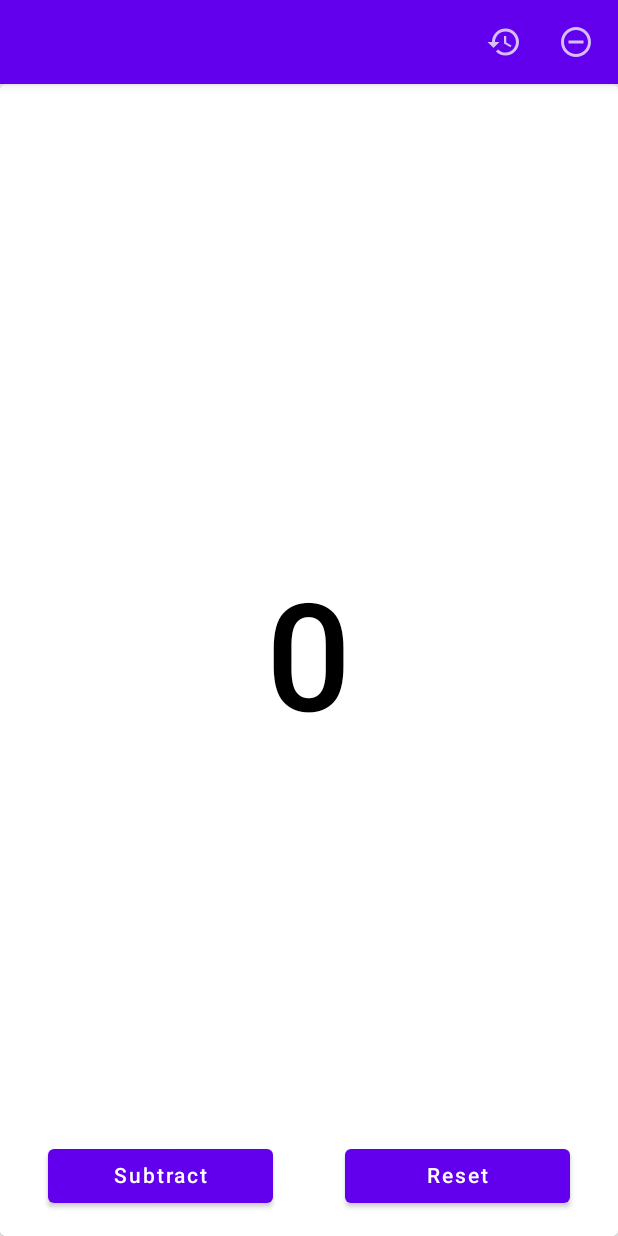
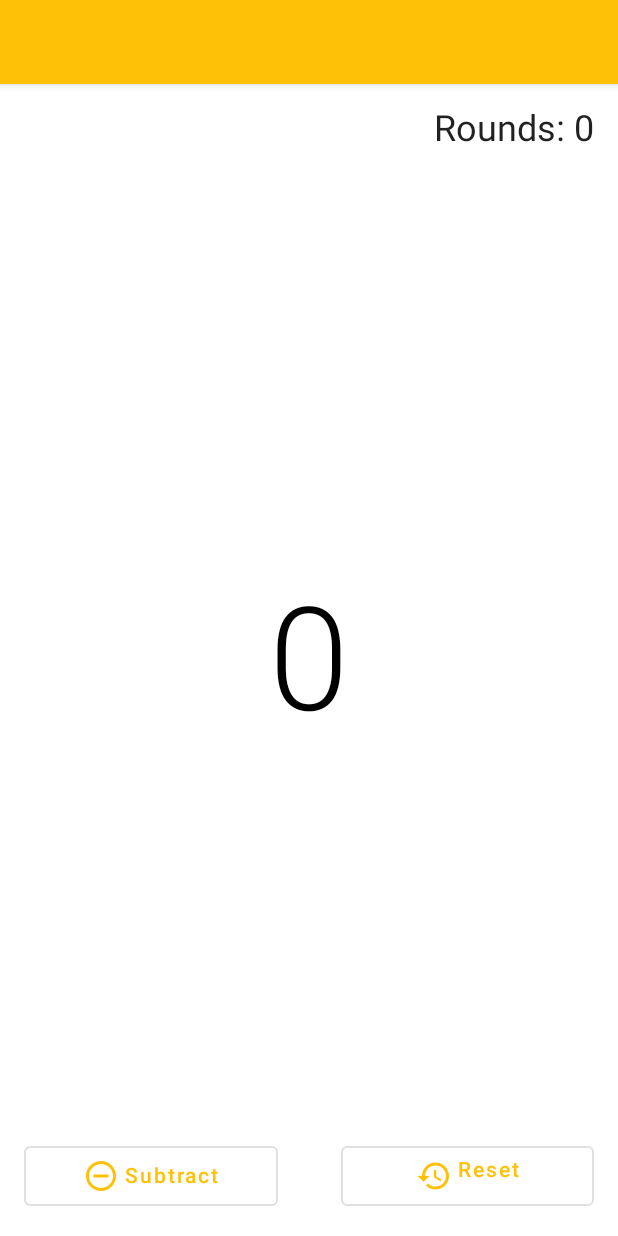
Before and after one commit to sudopk/Counter, an Android app built with Jetpack Compose: the screen it shows after launch (CounterMainActivity), on a phone screen of 412 x 824 dp. Run offline under Robolectric (Android 15) with nearby library versions, the phone set to English and light mode, and no system bars.

Commit message:
Add round counting and theme change

```diff
--- a/app/src/main/AndroidManifest.xml
+++ b/app/src/main/AndroidManifest.xml
@@ -1,6 +1,8 @@
 <?xml version="1.0" encoding="utf-8"?>
 <manifest xmlns:android="http://schemas.android.com/apk/res/android"
     package="com.sudopk.counter">
+
+  <uses-permission android:name="android.permission.VIBRATE"/>
 
   <application
       android:allowBackup="true"
--- a/app/src/main/java/com/sudopk/counter/CounterMainActivity.kt
+++ b/app/src/main/java/com/sudopk/counter/CounterMainActivity.kt
@@ -1,25 +1,29 @@
 package com.sudopk.counter
 
 import android.media.MediaPlayer
+import android.os.Build
 import android.os.Bundle
+import android.os.VibrationEffect
+import android.os.Vibrator
 import android.util.Log
 import androidx.activity.ComponentActivity
 import androidx.activity.compose.setContent
 import androidx.compose.foundation.layout.Arrangement
+import androidx.compose.foundation.layout.Box
 import androidx.compose.foundation.layout.Row
 import androidx.compose.foundation.layout.Spacer
 import androidx.compose.foundation.layout.fillMaxSize
 import androidx.compose.foundation.layout.fillMaxWidth
 import androidx.compose.foundation.layout.padding
 import androidx.compose.foundation.layout.width
-import androidx.compose.material.Button
 import androidx.compose.material.ButtonDefaults
 import androidx.compose.material.Icon
-import androidx.compose.material.IconButton
 import androidx.compose.material.MaterialTheme
+import androidx.compose.material.OutlinedButton
 import androidx.compose.material.Scaffold
 import androidx.compose.material.Surface
 import androidx.compose.material.Text
+import androidx.compose.material.TextButton
 import androidx.compose.material.TopAppBar
 import androidx.compose.runtime.Composable
 import androidx.compose.runtime.MutableState
@@ -30,32 +34,37 @@ import androidx.compose.ui.Alignment
 import androidx.compose.ui.Modifier
 import androidx.compose.ui.res.painterResource
 import androidx.compose.ui.res.stringResource
-import androidx.compose.ui.tooling.preview.Preview
 import androidx.compose.ui.unit.dp
-import androidx.compose.ui.unit.sp
+import androidx.core.content.getSystemService
 import androidx.lifecycle.lifecycleScope
 import com.sudopk.counter.ui.theme.CounterTheme
 import kotlinx.coroutines.delay
 import kotlinx.coroutines.launch
 
+private val TAG = CounterMainActivity::class.simpleName
+
+private const val COUNT_IN_A_ROUND = 108
+
 class CounterMainActivity : ComponentActivity() {
   private var mediaPlayer: MediaPlayer? = null
+  private var vibrator: Vibrator? = null
+
   override fun onCreate(savedInstanceState: Bundle?) {
     super.onCreate(savedInstanceState)
-
     setContent {
-      CounterTheme {
+      CounterTheme(window) {
         Surface(color = MaterialTheme.colors.background) {
           val coroutine = rememberCoroutineScope()
-          CounterApp {
+          CounterApp { count ->
             coroutine.launch {
               while (mediaPlayer?.isPlaying == true) {
                 delay(50)
               }
-              mediaPlayer?.start() ?: Log.d(
-                CounterMainActivity::class.simpleName,
-                "MediaPlayer not ready"
-              )
+              mediaPlayer?.start() ?: Log.d(TAG, "MediaPlayer not ready")
+
+              if (count > 0 && count % COUNT_IN_A_ROUND == 0) {
+                vibrator?.vibrateCompat(700)
+              }
             }
           }
         }
@@ -66,92 +75,87 @@ class CounterMainActivity : ComponentActivity() {
   override fun onResume() {
     super.onResume()
     lifecycleScope.launch {
+      vibrator = getSystemService()
       mediaPlayer = MediaPlayer.create(applicationContext, R.raw.button_click)
     }
   }
 
   override fun onPause() {
     super.onPause()
+    lifecycleScope.launch {
       mediaPlayer?.release()
       mediaPlayer = null
-  }
-}
-
-@Composable
-fun CounterApp(onCounterChange: () -> Unit) {
-  val count = rememberSaveable(key = "count") { mutableStateOf(0) }
-  Log.d(CounterMainActivity::class.simpleName, "Count value: ${count.value}")
-  Scaffold(
-    topBar = { CounterTopBar(count, onCounterChange) },
-    bottomBar = {
-      Row(Modifier.padding(16.dp).fillMaxWidth(), horizontalArrangement = Arrangement.SpaceEvenly) {
-        Button(onClick = {
-          count.value--
-          onCounterChange()
-        },Modifier.width(150.dp)) {
-          Text("Subtract")
-        }
-        Spacer(Modifier.width(16.dp))
-        Button(onClick = {
-          if (count.value != 0) {
-            count.value = 0
-            onCounterChange()
-          }
-        },Modifier.width(150.dp)) {
-          Text("Reset")
-        }
-      }
-    }
-  ) {
-    Button(
-      {
-        count.value++
-        onCounterChange()
-      },
-      Modifier
-        .fillMaxSize(),
-      colors = ButtonDefaults.buttonColors(backgroundColor = MaterialTheme.colors.surface)
-    ) {
-      Text(count.value.toString(), fontSize = 100.sp)
     }
   }
 }
 
 @Composable
-private fun CounterTopBar(count: MutableState<Int>, onCounterChange: () -> Unit) {
-  TopAppBar(title = { Text(text = stringResource(R.string.app_name)) },
-            actions = {
-              // RowScope here, so these icons will be placed horizontally
-              IconButton(onClick = {
-                if (count.value != 0) {
-                  count.value = 0
-                  onCounterChange()
+fun CounterApp(onCounterChange: (count: Int) -> Unit) {
+  val count = rememberSaveable(key = "count") { mutableStateOf(0) }
+  Scaffold(
+    topBar = { TopAppBar({ Text(text = stringResource(R.string.app_name)) }) },
+    bottomBar = { CounterBottomBar(count, onCounterChange) },
+  ) {
+    Box {
+      TextButton(
+        onClick = {
+          count.value++
+          onCounterChange(count.value)
+        },
+        modifier = Modifier.fillMaxSize(),
+        colors = ButtonDefaults.buttonColors(backgroundColor = MaterialTheme.colors.surface)
+      ) {
+        val currentRoundCount = count.value % COUNT_IN_A_ROUND
+        Text(currentRoundCount.toString(), style = MaterialTheme.typography.h1)
       }
-              }) {
-                Icon(
-                  painterResource(R.drawable.ic_baseline_restore_24),
-                  contentDescription = "Reset",
-                )
-              }
-              IconButton(onClick = {
-                if (count.value > 0) {
-                  count.value--
-                  onCounterChange()
-                }
-              }) {
-                Icon(
-                  painterResource(R.drawable.ic_baseline_remove_circle_outline_24),
-                  contentDescription = "Subtract",
+      Text(
+        "Rounds: ${count.value / COUNT_IN_A_ROUND}", modifier = Modifier
+          .align(Alignment.TopEnd)
+          .padding(16.dp), style = MaterialTheme.typography.h5
       )
     }
   }
-  )
 }
 
-@Preview(showBackground = true)
 @Composable
-fun DefaultPreview() {
-  CounterTheme {
-//    CounterApp(mp)
+private fun CounterBottomBar(count: MutableState<Int>, onCounterChange: (count: Int) -> Unit) {
+  Row(
+    Modifier
+      .padding(16.dp)
+      .fillMaxWidth(),
+    horizontalArrangement = Arrangement.SpaceEvenly
+  ) {
+    OutlinedButton(onClick = {
+      count.value--
+      onCounterChange(count.value)
+    }, Modifier.weight(4f)) {
+      val contentDescription = "Subtract"
+      Icon(painterResource(R.drawable.ic_baseline_remove_circle_outline_24), contentDescription)
+      Spacer(Modifier.width(4.dp))
+      Text(contentDescription)
+    }
+    Spacer(Modifier.weight(1f))
+    OutlinedButton(onClick = {
+      if (count.value != 0) {
+        count.value = 0
+        onCounterChange(count.value)
+      }
+    }, Modifier.weight(4f)) {
+      Row {
+        val contentDescription = "Reset"
+        Icon(painterResource(R.drawable.ic_baseline_restore_24), contentDescription)
+        Spacer(Modifier.width(4.dp))
+        Text(contentDescription)
       }
     }
+  }
+}
+
+fun Vibrator.vibrateCompat(milliSeconds: Long) {
+  if (Build.VERSION.SDK_INT >= Build.VERSION_CODES.O) {
+    vibrate(VibrationEffect.createOneShot(milliSeconds, VibrationEffect.DEFAULT_AMPLITUDE))
+  } else {
+    @Suppress("DEPRECATION")
+    vibrate(milliSeconds)
+  }
+}
--- a/app/src/main/java/com/sudopk/counter/ui/theme/Color.kt
+++ b/app/src/main/java/com/sudopk/counter/ui/theme/Color.kt
@@ -2,7 +2,7 @@ package com.sudopk.counter.ui.theme
 
 import androidx.compose.ui.graphics.Color
 
-val Purple200 = Color(0xFFBB86FC)
-val Purple500 = Color(0xFF6200EE)
-val Purple700 = Color(0xFF3700B3)
-val Teal200 = Color(0xFF03DAC5)
+val Amber200 = Color(0xFFFFE082)
+val Amber500 = Color(0xFFFFC107)
+val Amber700 = Color(0xFFFFA000)
+val AmberSecondary200 = Color(0xFFFFD740)
--- a/app/src/main/java/com/sudopk/counter/ui/theme/Theme.kt
+++ b/app/src/main/java/com/sudopk/counter/ui/theme/Theme.kt
@@ -1,44 +1,48 @@
 package com.sudopk.counter.ui.theme
 
+import android.view.Window
 import androidx.compose.foundation.isSystemInDarkTheme
+import androidx.compose.material.Colors
 import androidx.compose.material.MaterialTheme
 import androidx.compose.material.darkColors
 import androidx.compose.material.lightColors
 import androidx.compose.runtime.Composable
+import androidx.compose.ui.graphics.Color
+import androidx.compose.ui.graphics.toArgb
 
-private val DarkColorPalette = darkColors(
-  primary = Purple200,
-  primaryVariant = Purple700,
-  secondary = Teal200
+private val AmberDarkColorPalette = darkColors(
+  primary = Amber200,
+  primaryVariant = Amber700,
+  secondary = AmberSecondary200
 )
 
-private val LightColorPalette = lightColors(
-  primary = Purple500,
-  primaryVariant = Purple700,
-  secondary = Teal200
-
-  /* Other default colors to override
-    background = Color.White,
-    surface = Color.White,
-    onPrimary = Color.White,
-    onSecondary = Color.Black,
-    onBackground = Color.Black,
-    onSurface = Color.Black,
-    */
+private val AmberLightColorPalette = lightColors(
+  primary = Amber500,
+  primaryVariant = Amber700,
+  secondary = AmberSecondary200
 )
 
+
 @Composable
-fun CounterTheme(darkTheme: Boolean = isSystemInDarkTheme(), content: @Composable() () -> Unit) {
+fun CounterTheme(
+  window: Window,
+  darkTheme: Boolean = isSystemInDarkTheme(),
+  content: @Composable() () -> Unit
+) {
   val colors = if (darkTheme) {
-    DarkColorPalette
+    AmberDarkColorPalette
   } else {
-    LightColorPalette
+    AmberLightColorPalette
   }
 
   MaterialTheme(
     colors = colors,
     typography = Typography,
     shapes = Shapes,
-    content = content
-  )
+  ) {
+    window.statusBarColor = MaterialTheme.colors.statusBar.toArgb()
+    content()
+  }
 }
+
+val Colors.statusBar: Color get() = if (isLight) primaryVariant else surface
```
Lines whose indentation alone changed are shown as unchanged.
